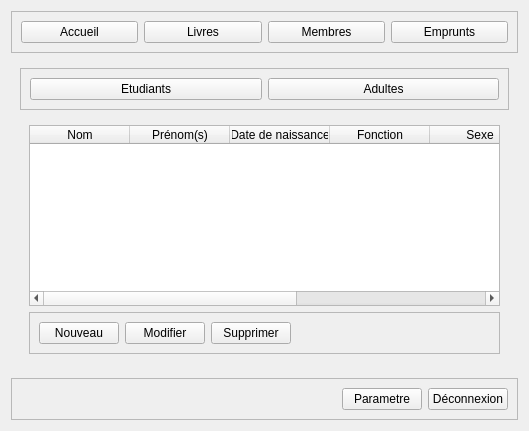
Totelof10/biblio, file app.ui: the form before one commit.
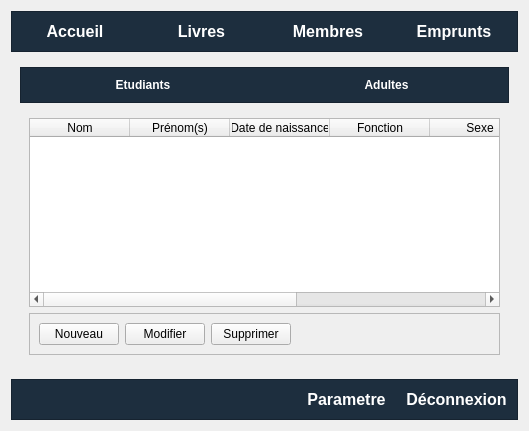
The form after the commit. The open tabs and pages were chosen to show the change.

```diff
--- a/app.ui
+++ b/app.ui
@@ -16,15 +16,58 @@
   <layout class="QVBoxLayout" name="verticalLayout">
    <item>
     <widget class="QFrame" name="frame">
+     <property name="autoFillBackground">
+      <bool>false</bool>
+     </property>
+     <property name="styleSheet">
+      <string notr="true">QFrame{
+	background-color: rgb(29, 46, 62);
+}
+QPushButton{
+	padding: 10px 10px;
+	border:none;
+	color:white;
+}
+QPushButton:hover{
+	background-color: rgb(45, 66, 75);
+}
+QPushButton:focus{
+	background-color:#00CCDD;
+}</string>
+     </property>
      <property name="frameShape">
       <enum>QFrame::Shape::StyledPanel</enum>
      </property>
      <property name="frameShadow">
       <enum>QFrame::Shadow::Raised</enum>
      </property>
-     <layout class="QHBoxLayout" name="horizontalLayout">
+     <layout class="QHBoxLayout" name="horizontalLayout" stretch="0,0,0,0">
+      <property name="spacing">
+       <number>0</number>
+      </property>
+      <property name="leftMargin">
+       <number>0</number>
+      </property>
+      <property name="topMargin">
+       <number>0</number>
+      </property>
+      <property name="rightMargin">
+       <number>0</number>
+      </property>
+      <property name="bottomMargin">
+       <number>0</number>
+      </property>
       <item>
        <widget class="QPushButton" name="btnAccueil">
+        <property name="font">
+         <font>
+          <pointsize>12</pointsize>
+          <bold>true</bold>
+         </font>
+        </property>
+        <property name="cursor">
+         <cursorShape>PointingHandCursor</cursorShape>
+        </property>
         <property name="text">
          <string>Accueil</string>
         </property>
@@ -32,6 +75,15 @@
       </item>
       <item>
        <widget class="QPushButton" name="btnLivre">
+        <property name="font">
+         <font>
+          <pointsize>12</pointsize>
+          <bold>true</bold>
+         </font>
+        </property>
+        <property name="cursor">
+         <cursorShape>PointingHandCursor</cursorShape>
+        </property>
         <property name="text">
          <string>Livres</string>
         </property>
@@ -39,6 +91,15 @@
       </item>
       <item>
        <widget class="QPushButton" name="btnMembre">
+        <property name="font">
+         <font>
+          <pointsize>12</pointsize>
+          <bold>true</bold>
+         </font>
+        </property>
+        <property name="cursor">
+         <cursorShape>PointingHandCursor</cursorShape>
+        </property>
         <property name="text">
          <string>Membres</string>
         </property>
@@ -46,6 +107,15 @@
       </item>
       <item>
        <widget class="QPushButton" name="btnEmprunt">
+        <property name="font">
+         <font>
+          <pointsize>12</pointsize>
+          <bold>true</bold>
+         </font>
+        </property>
+        <property name="cursor">
+         <cursorShape>PointingHandCursor</cursorShape>
+        </property>
         <property name="text">
          <string>Emprunts</string>
         </property>
@@ -157,9 +227,20 @@
        <item>
         <widget class="QFrame" name="frame_5">
          <property name="styleSheet">
-          <string notr="true">/*QPushButton:focus{
-	background-color:blue;
-}*/</string>
+          <string notr="true">QFrame{
+	background-color: rgb(29, 46, 62);
+}
+QPushButton{
+	padding: 10px 10px;
+	border:none;
+	color:white;
+}
+QPushButton:hover{
+	background-color: rgb(45, 66, 75);
+}
+QPushButton:focus{
+	background-color:#00CCDD;
+}</string>
          </property>
          <property name="frameShape">
           <enum>QFrame::Shape::StyledPanel</enum>
@@ -168,8 +249,28 @@
           <enum>QFrame::Shadow::Raised</enum>
          </property>
          <layout class="QHBoxLayout" name="horizontalLayout_5">
+          <property name="spacing">
+           <number>0</number>
+          </property>
+          <property name="leftMargin">
+           <number>0</number>
+          </property>
+          <property name="topMargin">
+           <number>0</number>
+          </property>
+          <property name="rightMargin">
+           <number>0</number>
+          </property>
+          <property name="bottomMargin">
+           <number>0</number>
+          </property>
           <item>
            <widget class="QPushButton" name="btnMembreEtudiant">
+            <property name="font">
+             <font>
+              <bold>true</bold>
+             </font>
+            </property>
             <property name="text">
              <string>Etudiants</string>
             </property>
@@ -177,6 +278,11 @@
           </item>
           <item>
            <widget class="QPushButton" name="btnMembreAdulte">
+            <property name="font">
+             <font>
+              <bold>true</bold>
+             </font>
+            </property>
             <property name="text">
              <string>Adultes</string>
             </property>
@@ -377,6 +483,22 @@
    </item>
    <item>
     <widget class="QFrame" name="frame_3">
+     <property name="styleSheet">
+      <string notr="true">QFrame{
+	background-color: rgb(29, 46, 62);
+}
+QPushButton{
+	padding: 10px 10px;
+	border:none;
+	color:white;
+}
+QPushButton:hover{
+	background-color: rgb(45, 66, 75);
+}
+QPushButton:focus{
+	background-color:#00CCDD;
+}</string>
+     </property>
      <property name="frameShape">
       <enum>QFrame::Shape::StyledPanel</enum>
      </property>
@@ -384,6 +506,21 @@
       <enum>QFrame::Shadow::Raised</enum>
      </property>
      <layout class="QHBoxLayout" name="horizontalLayout_3">
+      <property name="spacing">
+       <number>0</number>
+      </property>
+      <property name="leftMargin">
+       <number>0</number>
+      </property>
+      <property name="topMargin">
+       <number>0</number>
+      </property>
+      <property name="rightMargin">
+       <number>0</number>
+      </property>
+      <property name="bottomMargin">
+       <number>0</number>
+      </property>
       <item>
        <spacer name="horizontalSpacer_2">
         <property name="orientation">
@@ -399,6 +536,15 @@
       </item>
       <item>
        <widget class="QPushButton" name="btnParametre">
+        <property name="font">
+         <font>
+          <pointsize>12</pointsize>
+          <bold>true</bold>
+         </font>
+        </property>
+        <property name="cursor">
+         <cursorShape>PointingHandCursor</cursorShape>
+        </property>
         <property name="text">
          <string>Parametre</string>
         </property>
@@ -406,6 +552,15 @@
       </item>
       <item>
        <widget class="QPushButton" name="btnDeconnexion">
+        <property name="font">
+         <font>
+          <pointsize>12</pointsize>
+          <bold>true</bold>
+         </font>
+        </property>
+        <property name="cursor">
+         <cursorShape>PointingHandCursor</cursorShape>
+        </property>
         <property name="text">
          <string>Déconnexion</string>
         </property>
```
Left out of the diff: 2 changed lines with no effect on the pictures.
